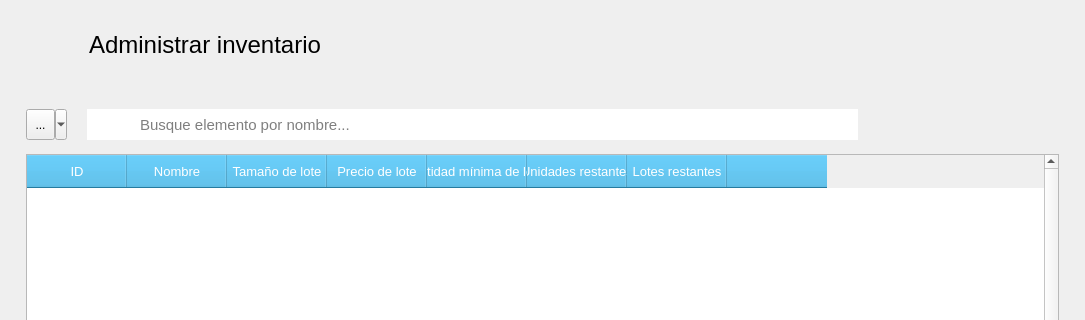
Above: src/AdministrarInventario/Ui_AdministrarInventario.ui from ivanperez-7/printpos before the change; both pictures show x 0 to 1085 and y 0 to 320 of the 1085 by 650 pixel window. Below: the same form after it.
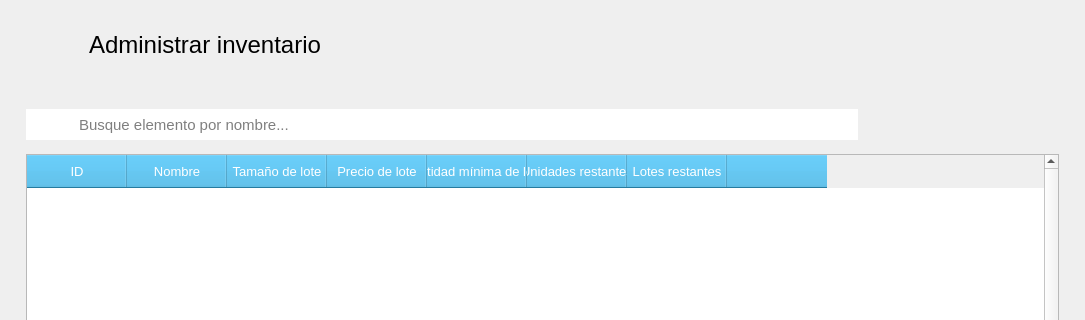
That is the form after the change. Icons and pictures are not drawn.

```diff
--- a/src/AdministrarInventario/Ui_AdministrarInventario.ui
+++ b/src/AdministrarInventario/Ui_AdministrarInventario.ui
@@ -140,45 +140,6 @@
              <property name="spacing">
               <number>0</number>
              </property>
-             <item>
-              <widget class="QToolButton" name="btFiltrar">
-               <property name="minimumSize">
-                <size>
-                 <width>41</width>
-                 <height>31</height>
-                </size>
-               </property>
-               <property name="toolTip">
-                <string>Filtrar búsqueda por...</string>
-               </property>
-               <property name="text">
-                <string>...</string>
-               </property>
-               <property name="icon">
-                <iconset resource="../../resources.qrc">
-                 <normaloff>:/img/resources/images/filter.png</normaloff>:/img/resources/images/filter.png</iconset>
-               </property>
-               <property name="popupMode">
-                <enum>QToolButton::MenuButtonPopup</enum>
-               </property>
-              </widget>
-             </item>
-             <item>
-              <spacer name="horizontalSpacer">
-               <property name="orientation">
-                <enum>Qt::Horizontal</enum>
-               </property>
-               <property name="sizeType">
-                <enum>QSizePolicy::Fixed</enum>
-               </property>
-               <property name="sizeHint" stdset="0">
-                <size>
-                 <width>20</width>
-                 <height>0</height>
-                </size>
-               </property>
-              </spacer>
-             </item>
              <item>
               <widget class="QLabel" name="label_2">
                <property name="minimumSize">
```
Left out of the diff: 6 changed lines with no effect on the pictures.
